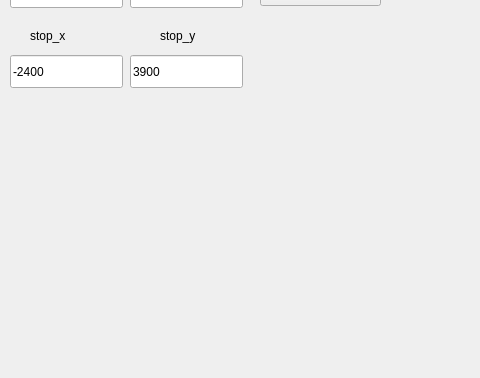
MiroslavKohut/IroboCreate_project, file robot_demo/mainwindow.ui: the form before one commit; both pictures show x 0 to 480 and y 342 to 720 of the 1165 by 720 pixel window.
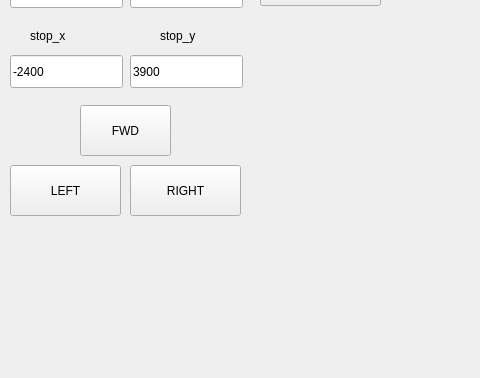
The form after the commit.

What changed in the file:
```diff
--- a/robot_demo/mainwindow.ui
+++ b/robot_demo/mainwindow.ui
@@ -339,6 +339,45 @@
      <string>Clear map</string>
     </property>
    </widget>
+   <widget class="QPushButton" name="pushButton_9">
+    <property name="geometry">
+     <rect>
+      <x>80</x>
+      <y>430</y>
+      <width>91</width>
+      <height>51</height>
+     </rect>
+    </property>
+    <property name="text">
+     <string>FWD</string>
+    </property>
+   </widget>
+   <widget class="QPushButton" name="pushButton_10">
+    <property name="geometry">
+     <rect>
+      <x>10</x>
+      <y>490</y>
+      <width>111</width>
+      <height>51</height>
+     </rect>
+    </property>
+    <property name="text">
+     <string>LEFT</string>
+    </property>
+   </widget>
+   <widget class="QPushButton" name="pushButton_11">
+    <property name="geometry">
+     <rect>
+      <x>130</x>
+      <y>490</y>
+      <width>111</width>
+      <height>51</height>
+     </rect>
+    </property>
+    <property name="text">
+     <string>RIGHT</string>
+    </property>
+   </widget>
   </widget>
   <widget class="QMenuBar" name="menuBar">
    <property name="geometry">
```
